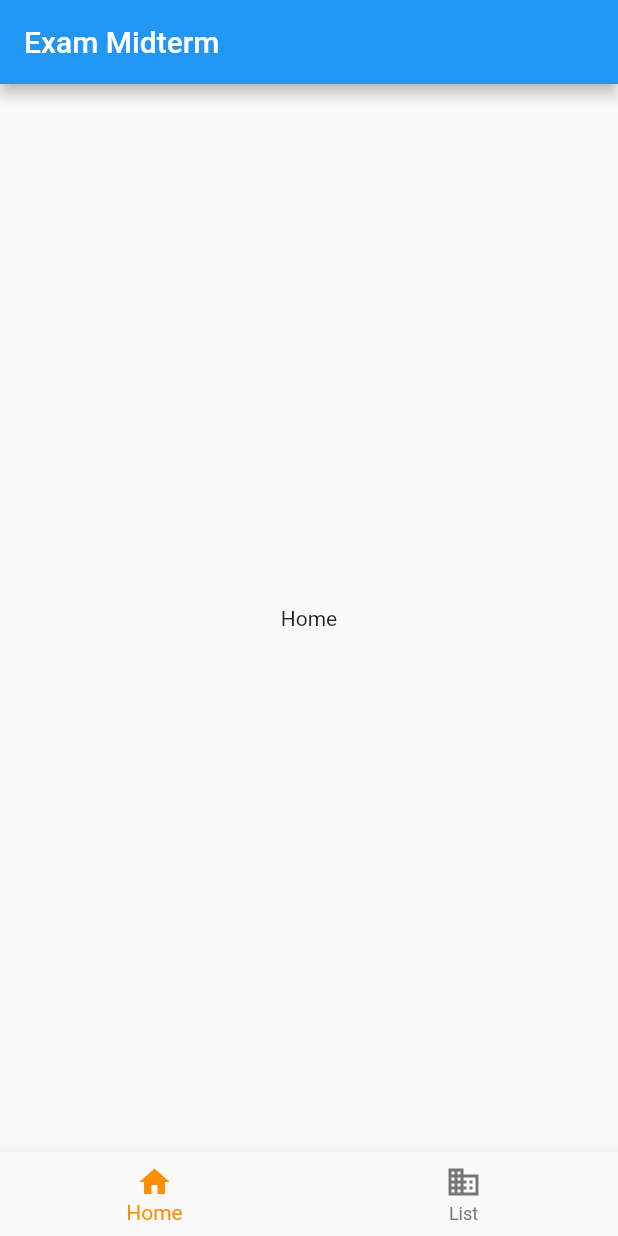
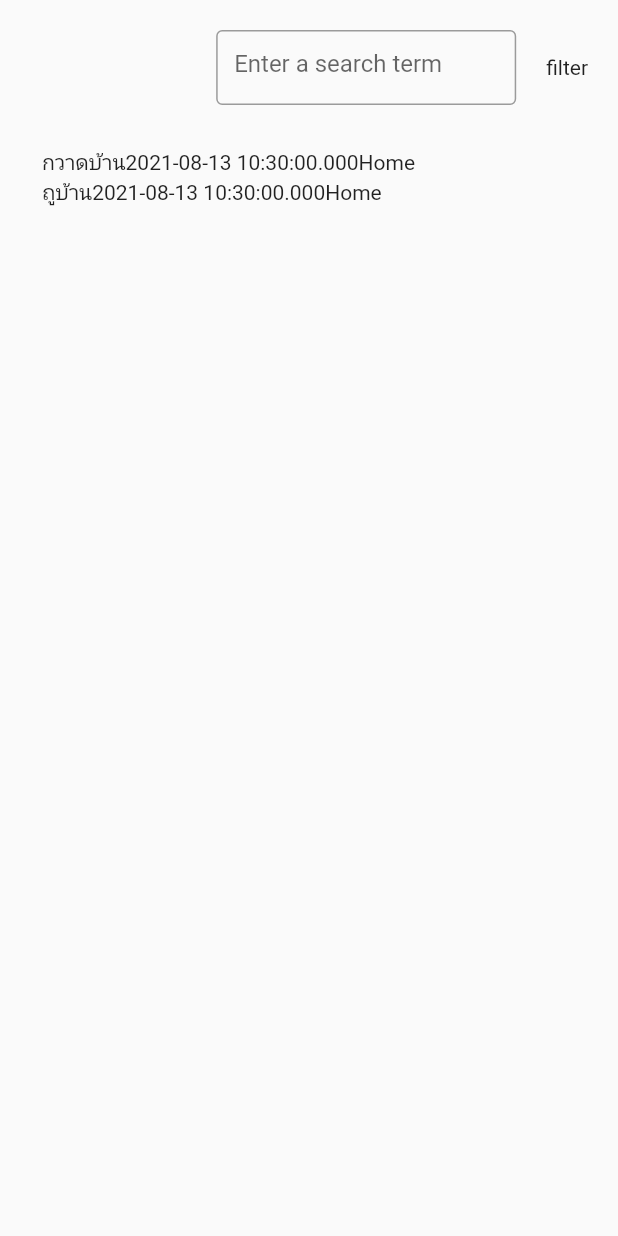
Before and after one commit to 6210110334/exam-mid, a Flutter app: the screen it shows after launch, on a phone screen of 412 x 824 dp. Run offline on Flutter 3.47's test engine with Material 2 defaults, Android fonts, the phone set to English and light mode, and no system bars.

Commit message:
test list

```diff
--- a/lib/main.dart
+++ b/lib/main.dart
@@ -1,4 +1,4 @@
-import 'package:exam_mid/switch_page.dart';
+import 'package:exam_mid/screens/last_time_page.dart';
 import 'package:flutter/material.dart';
 
 void main() {
@@ -13,6 +13,6 @@ class MyApp extends StatelessWidget {
         theme: ThemeData(
           primarySwatch: Colors.blue,
         ),
-        home: SwitchPage());
+        home: LastTimePage());
   }
 }
--- /dev/null
+++ b/lib/mock_data.dart
@@ -0,0 +1,6 @@
+import 'package:exam_mid/models/last_time.dart';
+
+List<LastTime> mock = [
+  LastTime(DateTime.now(), 'กวาดบ้าน', 'Home'),
+  LastTime(DateTime.now(), 'ถูบ้าน', 'Home')
+];
--- /dev/null
+++ b/lib/models/last_time.dart
@@ -0,0 +1,6 @@
+class LastTime {
+  String title;
+  DateTime time;
+  String mode;
+  LastTime(this.time, this.title, this.mode);
+}
--- a/lib/screens/home.dart
+++ /dev/null
@@ -1,14 +0,0 @@
-import 'package:flutter/cupertino.dart';
-import 'package:flutter/material.dart';
-
-class Home extends StatefulWidget {
-  @override
-  State<StatefulWidget> createState() => HomeState();
-}
-
-class HomeState extends State<Home> {
-  @override
-  Widget build(BuildContext context) {
-    return Text('Home');
-  }
-}
--- /dev/null
+++ b/lib/screens/last_time_page.dart
@@ -0,0 +1,59 @@
+import 'package:exam_mid/mock_data.dart';
+import 'package:exam_mid/models/last_time.dart';
+import 'package:flutter/cupertino.dart';
+import 'package:flutter/material.dart';
+
+class LastTimePage extends StatefulWidget {
+  @override
+  State<StatefulWidget> createState() => LastTimeState();
+}
+
+class LastTimeState extends State<LastTimePage> {
+  List<LastTime> listLastTime = mock;
+  @override
+  Widget build(BuildContext context) {
+    return Scaffold(
+        body: Column(children: [
+      Container(
+        height: 50,
+        margin: EdgeInsets.all(20),
+        child: Row(
+          mainAxisAlignment: MainAxisAlignment.end,
+          children: [
+            Container(
+              width: 200,
+              child: TextField(
+                decoration: InputDecoration(
+                    border: OutlineInputBorder(),
+                    hintText: 'Enter a search term'),
+              ),
+            ),
+            SizedBox(
+              width: 20,
+            ),
+            Text('filter'),
+          ],
+        ),
+      ),
+      Expanded(
+          child: Container(
+              margin: EdgeInsets.symmetric(horizontal: 20),
+              child: ListView.builder(
+                  padding: const EdgeInsets.all(8),
+                  itemCount: listLastTime.length,
+                  itemBuilder: (BuildContext context, int index) {
+                    LastTime lastTime = listLastTime[index];
+                    return Container(
+                      height: 20,
+                      child: Row(
+                        children: [
+                          Text(lastTime.title),
+                          Text(lastTime.time.toString()),
+                          Text(lastTime.mode)
+                        ],
+                      ),
+                    );
+                  })))
+    ]));
+  }
+}
--- a/lib/screens/list_data.dart
+++ /dev/null
@@ -1,15 +0,0 @@
-import 'package:flutter/cupertino.dart';
-
-class ListData extends StatefulWidget {
-  @override
-  State<StatefulWidget> createState() => ListDataState();
-}
-
-class ListDataState extends State<ListData> {
-  @override
-  Widget build(BuildContext context) {
-    return ListView(
-      children: [Text('List'), Image.asset('assets/sky.jpg')],
-    );
-  }
-}
--- a/lib/switch_page.dart
+++ /dev/null
@@ -1,49 +0,0 @@
-import 'package:exam_mid/screens/home.dart';
-import 'package:exam_mid/screens/list_data.dart';
-import 'package:flutter/cupertino.dart';
-import 'package:flutter/material.dart';
-
-class SwitchPage extends StatefulWidget {
-  @override
-  State<StatefulWidget> createState() => _SwitchPageState();
-}
-
-class _SwitchPageState extends State<SwitchPage> {
-  int _selectedIndex = 0;
-  static List<Widget> _widgetOptions = <Widget>[
-    Home(),
-    ListData(),
-  ];
-
-  void _onItemTapped(int index) {
-    setState(() {
-      _selectedIndex = index;
-    });
-  }
-
-  @override
-  Widget build(BuildContext context) {
-    return Scaffold(
-      appBar: AppBar(
-        title: const Text('Exam Midterm'),
-      ),
-      body: Center(child: _widgetOptions.elementAt(_selectedIndex)),
-      bottomNavigationBar: BottomNavigationBar(
-        items: <BottomNavigationBarItem>[
-          BottomNavigationBarItem(
-            icon: Icon(Icons.home),
-            label: 'Home',
-          ),
-          BottomNavigationBarItem(
-            icon: Icon(Icons.business),
-            label: 'List',
-          ),
-        ],
-        currentIndex: _selectedIndex,
-        unselectedItemColor: Colors.grey[600],
-        selectedItemColor: Colors.amber[800],
-        onTap: _onItemTapped,
-      ),
-    );
-  }
-}
```
